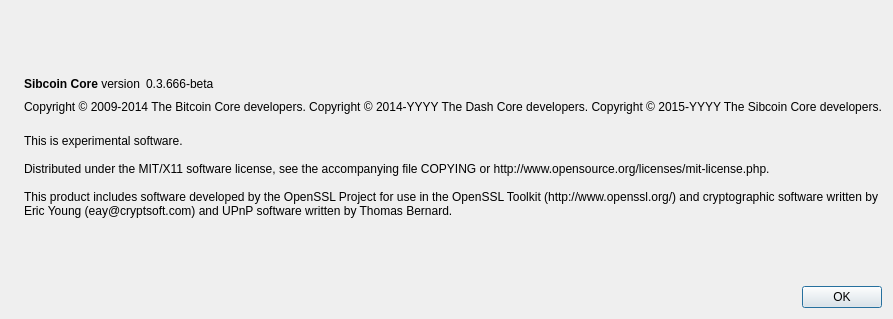
First picture: the form in src/qt/forms/aboutdialog.ui, repository Souznik/sibcoin, before the edit.
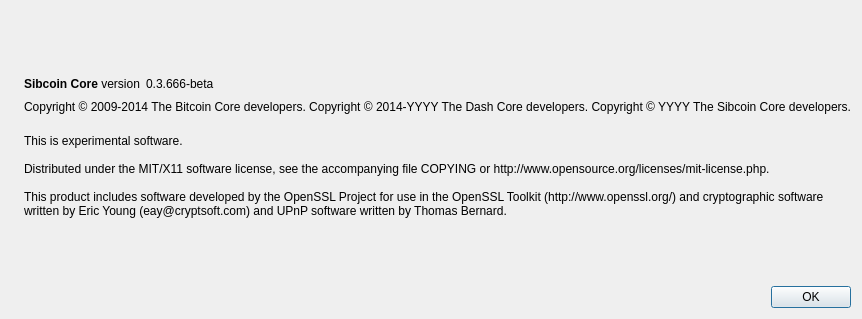
Second picture: the form after the edit. Icons and pictures are not drawn.

```diff
--- a/src/qt/forms/aboutdialog.ui
+++ b/src/qt/forms/aboutdialog.ui
@@ -93,7 +93,7 @@
        <property name="text">
         <string>Copyright &amp;copy; 2009-2014 The Bitcoin Core developers.
 Copyright &amp;copy; 2014-YYYY The Dash Core developers.
-Copyright &amp;copy; 2015-YYYY The Sibcoin Core developers.</string>
+Copyright &amp;copy; YYYY The Sibcoin Core developers.</string>
        </property>
        <property name="textFormat">
         <enum>Qt::RichText</enum>
```
